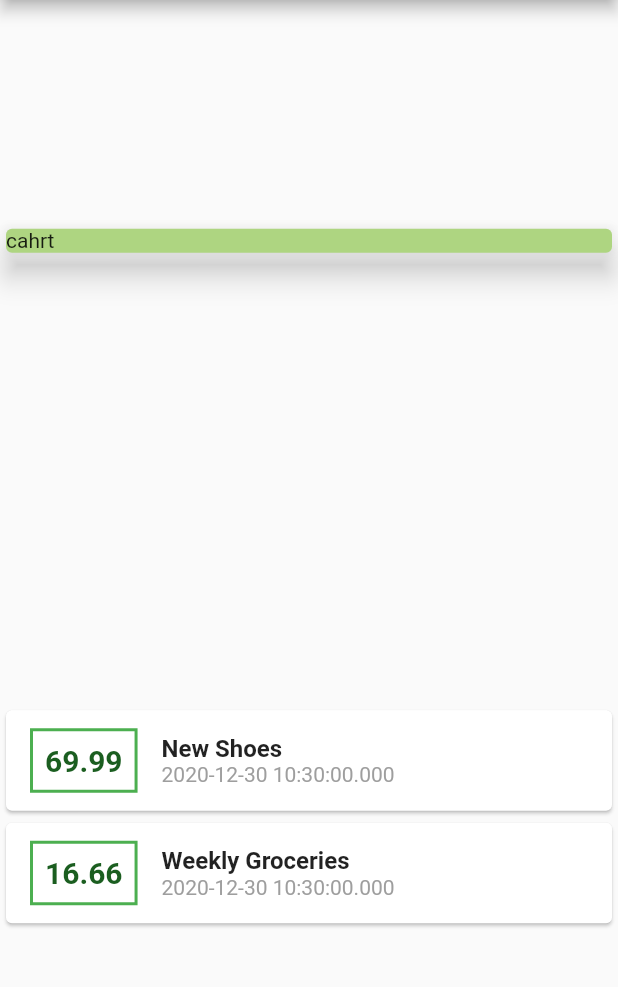
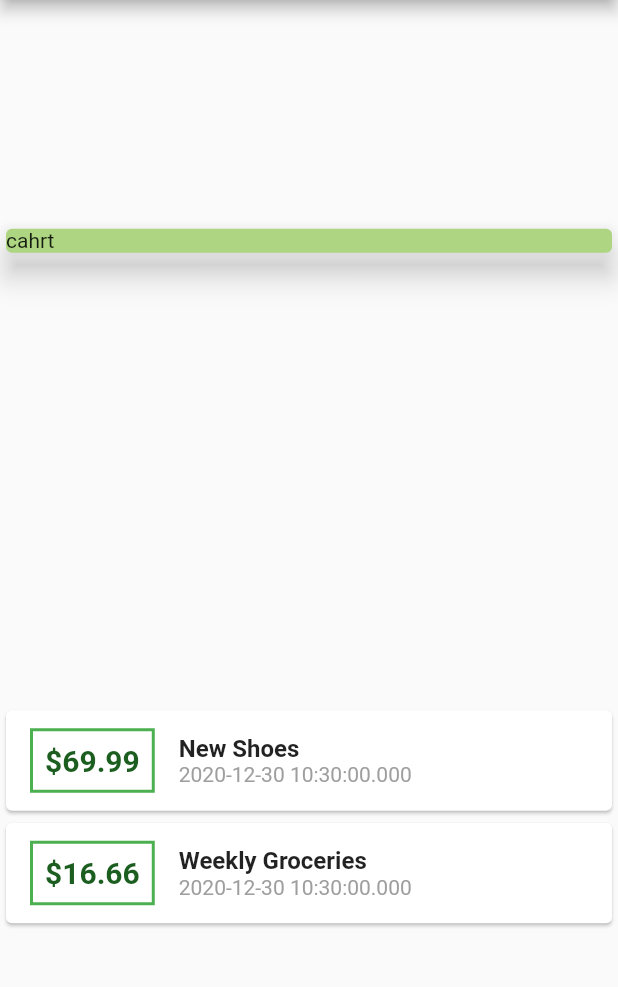
Before and after one commit to RYgithub1/fdtcg_expenses, a Flutter app: the screen it shows after launch, on a phone screen of 412 x 824 dp, the part 84-1071 px from its top. Run offline on Flutter 3.47's test engine with Material 2 defaults, Android fonts, the light colour scheme and no system bars.

Commit message:
Add escape

```diff
--- a/lib/main.dart
+++ b/lib/main.dart
@@ -58,7 +58,10 @@ class MyHomePage extends StatelessWidget {
                                   border: Border.all(color: Colors.green, width: 2),
                               ),
                               child: Text(
-                                  tx.amount.toString(),
+                                  // tx.amount.toString(),
+                                  // "A: $tx" + tx.amount.toString(),
+                                  // "A: ${tx.amount}",
+                                  "\$${tx.amount}",
                                   style: TextStyle(
                                       fontWeight: FontWeight.bold,
                                       fontSize: 20,
```
